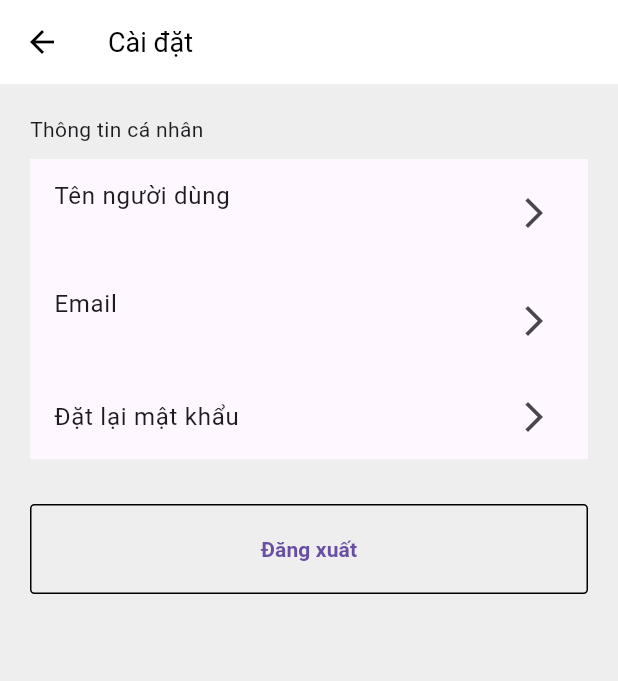
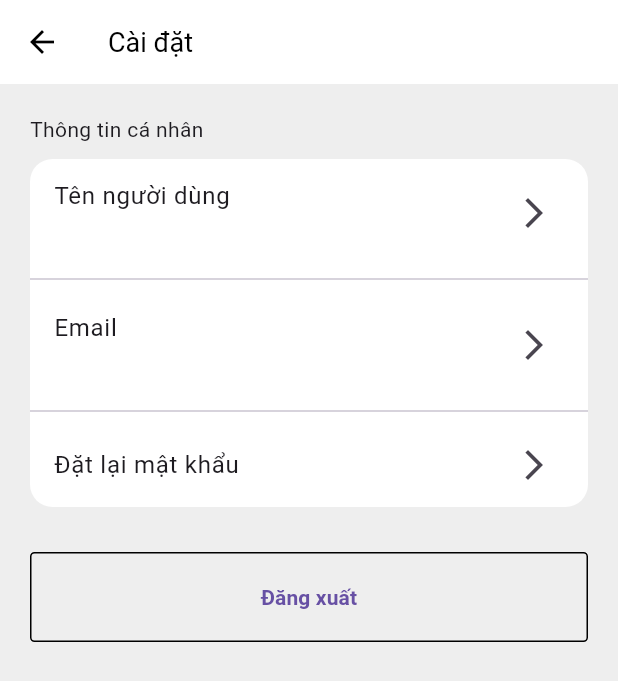
Before and after one commit to truongchanbuu/quizzlet-flutter, a Flutter app: the DetailInfoPage screen opened directly with empty values, on a phone screen of 412 x 824 dp. Shown: the top 681 px of the screen. Run offline on Flutter 3.47's test engine with Material 3 defaults, Android fonts, the light colour scheme and no system bars; our stand-ins replace animated_bottom_navigation_bar, awesome_dialog, bloc, cached_network_image, carousel_slider, cloud_firestore and 13 more; missing offline and left inert: dbcrypt, flutter_facebook_auth; accounts and stored records are empty; generated files the repository leaves out were written again; network calls fail.

Commit message:
Update Account Feature v0.1.1

```diff
--- a/lib/features/auth/presentation/pages/account/detail_info_page.dart
+++ b/lib/features/auth/presentation/pages/account/detail_info_page.dart
@@ -88,36 +88,54 @@ class DetailInfoPage extends StatelessWidget {
 
   _buildInfoSection(BuildContext context) {
     return Container(
-      decoration: const BoxDecoration(
+      decoration: BoxDecoration(
         color: Colors.white,
-          borderRadius: BorderRadius.all(
-            Radius.circular(5),
-          )),
+        borderRadius: BorderRadius.circular(15),
+      ),
       child: Column(
         children: [
           Material(
-            child: ListTile(
+            color: Colors.transparent,
+            child: InkWell(
               onTap: () =>
                   _showReAuthenticateModal(context, 'Đổi tên người dùng'),
+              borderRadius: const BorderRadius.only(
+                  topLeft: Radius.circular(15), topRight: Radius.circular(15)),
+              highlightColor: Colors.grey.withOpacity(0.5),
+              child: ListTile(
                 title: const Text('Tên người dùng'),
                 subtitle: Text(user.displayName ?? 'User'),
                 trailing: const Icon(Icons.arrow_forward_ios),
               ),
             ),
+          ),
+          const Divider(),
           Material(
+            color: Colors.transparent,
+            child: InkWell(
+              onTap: () => _showReAuthenticateModal(context, 'Đặt lại email'),
+              highlightColor: Colors.grey.withOpacity(0.5),
               child: ListTile(
-              onTap: () => _showReAuthenticateModal(context, 'Đặt lại email'),
                 title: const Text('Email'),
                 subtitle: Text(user.email!),
                 trailing: const Icon(Icons.arrow_forward_ios),
               ),
             ),
+          ),
+          const Divider(),
           Material(
-            child: ListTile(
+            color: Colors.transparent,
+            child: InkWell(
               onTap: () =>
                   _showReAuthenticateModal(context, 'Đặt lại mật khẩu'),
-              title: const Text('Đặt lại mật khẩu'),
-              trailing: const Icon(Icons.arrow_forward_ios),
+              borderRadius: const BorderRadius.only(
+                  bottomLeft: Radius.circular(15),
+                  bottomRight: Radius.circular(15)),
+              highlightColor: Colors.grey.withOpacity(0.5),
+              child: const ListTile(
+                title: Text('Đặt lại mật khẩu'),
+                trailing: Icon(Icons.arrow_forward_ios),
+              ),
             ),
           ),
         ],
```
Lines whose indentation alone changed are shown as unchanged.
